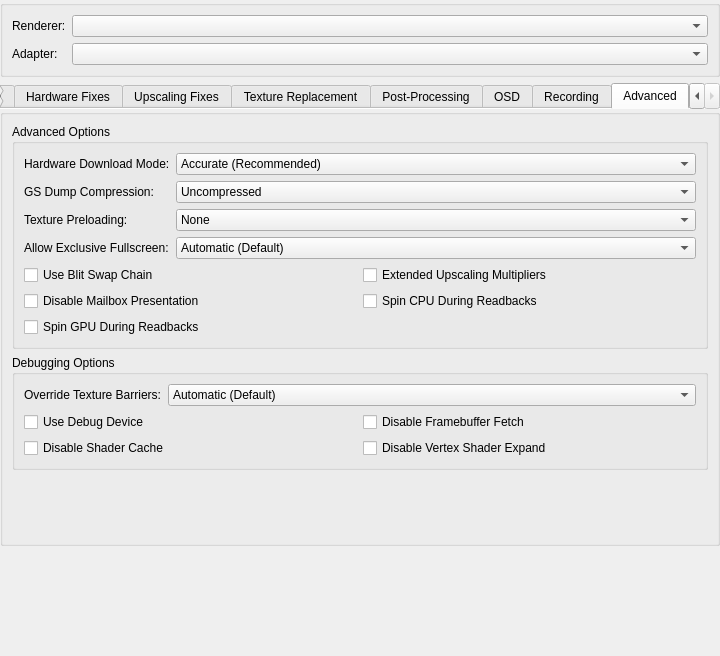
Old version of the form pcsx2-qt/Settings/GraphicsSettingsWidget.ui in the repository PCSX2/pcsx2.
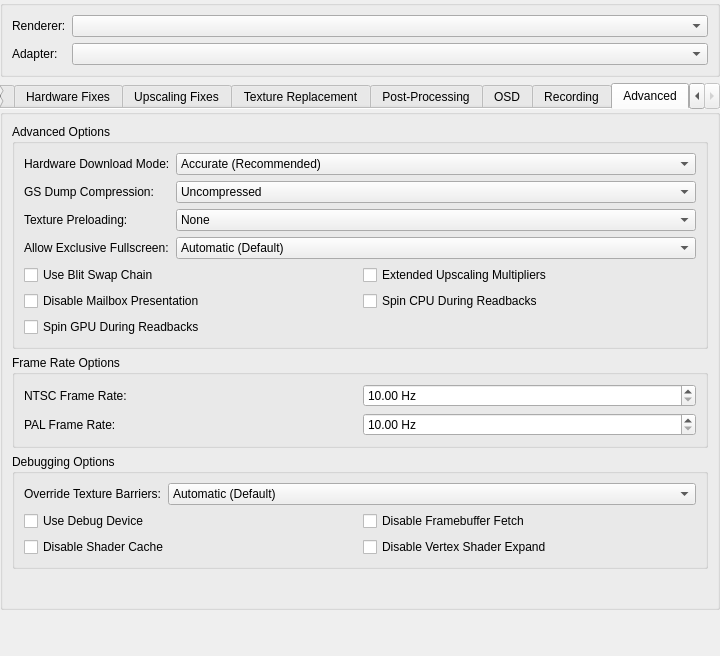
New version of the form. The open tabs and pages were chosen to show the change.

Commit message: Settings: Transfer regional frame rate to advanced Graphics settings

```diff
--- a/pcsx2-qt/Settings/GraphicsSettingsWidget.ui
+++ b/pcsx2-qt/Settings/GraphicsSettingsWidget.ui
@@ -2373,6 +2373,61 @@
          </layout>
         </widget>
        </item>
+       <item>
+        <widget class="QGroupBox" name="frameRateOptions">
+         <property name="title">
+          <string>Frame Rate Options</string>
+         </property>
+         <layout class="QGridLayout" name="frameRateOptionsFormLayout">
+          <item row="0" column="0">
+           <widget class="QLabel" name="ntscLabel">
+            <property name="text">
+             <string>NTSC Frame Rate:</string>
+            </property>
+           </widget>
+          </item>
+          <item row="0" column="1">
+           <widget class="QDoubleSpinBox" name="ntscFrameRate">
+            <property name="suffix">
+             <string extracomment="Hz=Hertz, as in the measuring unit. Shown after the corresponding number. Those languages who'd need to remove the space or do something in between should do so."> Hz</string>
+            </property>
+            <property name="minimum">
+             <double>10.000000000000000</double>
+            </property>
+            <property name="maximum">
+             <double>300.000000000000000</double>
+            </property>
+            <property name="singleStep">
+             <double>0.010000000000000</double>
+            </property>
+           </widget>
+          </item>
+          <item row="1" column="0">
+           <widget class="QLabel" name="palLabel">
+            <property name="text">
+             <string>PAL Frame Rate:</string>
+            </property>
+           </widget>
+          </item>
+          <item row="1" column="1">
+           <widget class="QDoubleSpinBox" name="palFrameRate">
+            <property name="suffix">
+             <string> Hz</string>
+            </property>
+            <property name="minimum">
+             <double>10.000000000000000</double>
+            </property>
+            <property name="maximum">
+             <double>300.000000000000000</double>
+            </property>
+            <property name="singleStep">
+             <double>0.010000000000000</double>
+            </property>
+           </widget>
+          </item>
+         </layout>
+        </widget>
+       </item>
        <item>
         <widget class="QGroupBox" name="debuggingOptions">
          <property name="title">
```
The commit also changes 4 other files.
